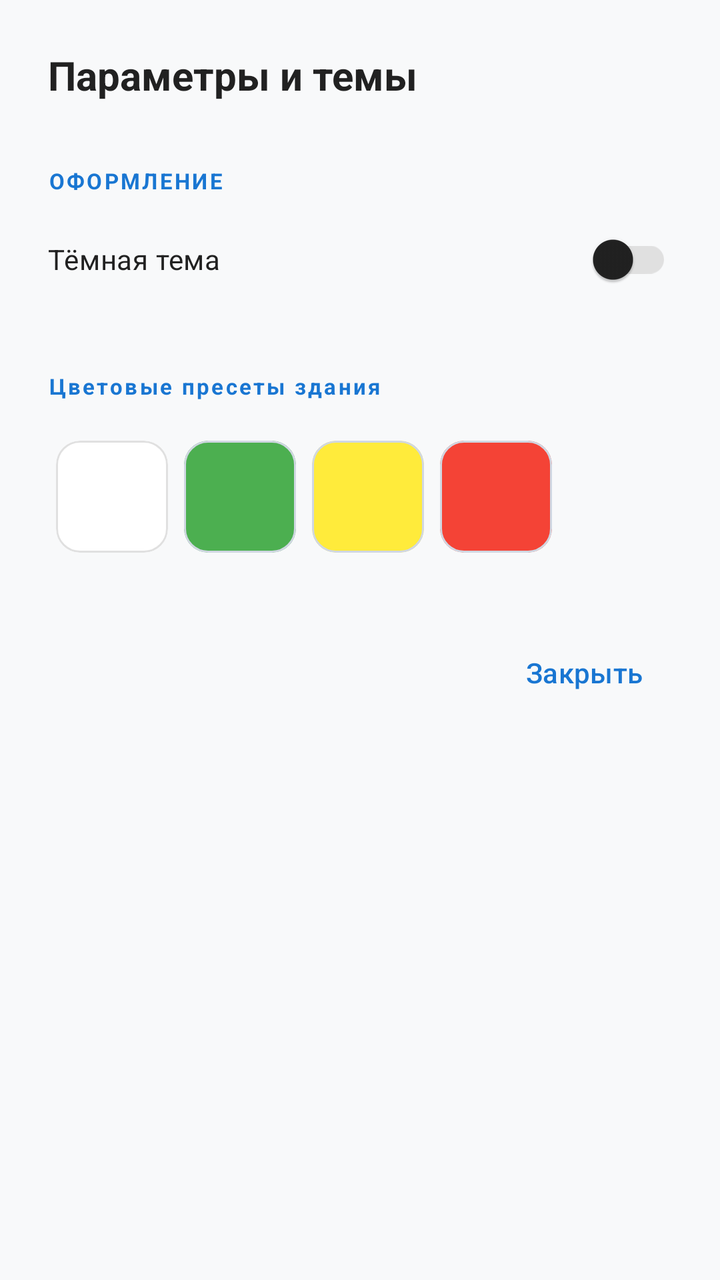
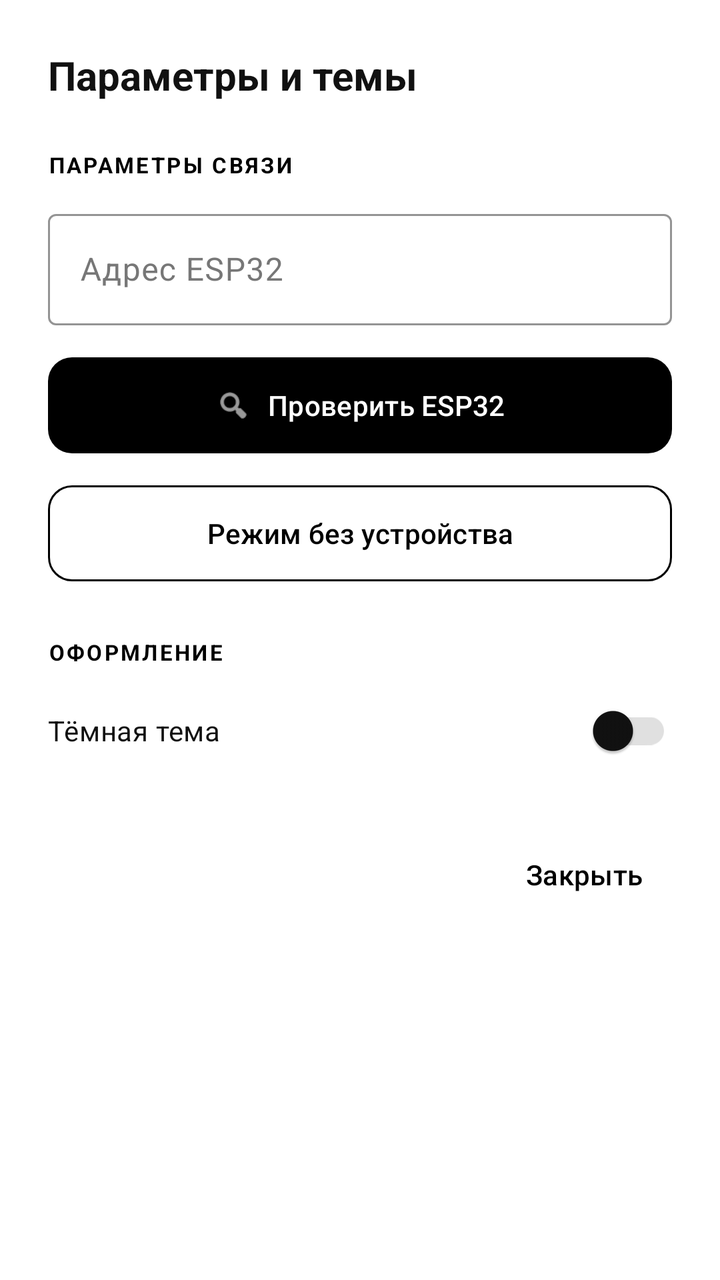

Compare the two renders of this Android layout. The source of the first and the diff that turns it into the second are given below.
<!-- AndroidManifest.xml: application theme Theme.ApplicationLedControl -->
<!-- res/layout/dialog_settings.xml -->
<?xml version="1.0" encoding="utf-8"?>
<LinearLayout xmlns:android="http://schemas.android.com/apk/res/android"
    xmlns:app="http://schemas.android.com/apk/res-auto"
    android:layout_width="match_parent"
    android:layout_height="wrap_content"
    android:background="?attr/colorSurface"
    android:orientation="vertical"
    android:padding="24dp">

    <TextView
        android:layout_width="wrap_content"
        android:layout_height="wrap_content"
        android:text="@string/settings_title"
        android:textColor="?attr/colorOnSurface"
        android:textSize="20sp"
        android:textStyle="bold" />

    <TextView
        android:layout_width="wrap_content"
        android:layout_height="wrap_content"
        android:layout_marginTop="32dp"
        android:text="@string/theme_section_title"
        android:textColor="?attr/colorPrimary"
        android:textSize="11sp"
        android:textStyle="bold"
        android:letterSpacing="0.1" />

    <com.google.android.material.switchmaterial.SwitchMaterial
        android:id="@+id/switchDarkMode"
        android:layout_width="match_parent"
        android:layout_height="wrap_content"
        android:layout_marginTop="8dp"
        android:text="@string/dark_theme"
        android:textColor="?attr/colorOnSurface" />

    <TextView
        android:layout_width="wrap_content"
        android:layout_height="wrap_content"
        android:layout_marginTop="32dp"
        android:text="@string/color_presets_title"
        android:textColor="?attr/colorPrimary"
        android:textSize="11sp"
        android:textStyle="bold"
        android:letterSpacing="0.1" />

    <android.widget.GridLayout
        android:layout_width="match_parent"
        android:layout_height="wrap_content"
        android:layout_marginTop="16dp"
        android:columnCount="4">

        <com.google.android.material.card.MaterialCardView
            android:id="@+id/btnColorDefault"
            android:layout_width="56dp"
            android:layout_height="56dp"
            android:layout_margin="4dp"
            android:clickable="true"
            android:focusable="true"
            app:cardBackgroundColor="@color/preset_white"
            app:cardCornerRadius="12dp"
            app:cardElevation="0dp"
            app:strokeColor="?attr/colorOutline"
            app:strokeWidth="1dp" />

        <com.google.android.material.card.MaterialCardView
            android:id="@+id/btnColorGreen"
            android:layout_width="56dp"
            android:layout_height="56dp"
            android:layout_margin="4dp"
            android:clickable="true"
            android:focusable="true"
            app:cardBackgroundColor="@color/preset_green"
            app:cardCornerRadius="12dp"
            app:cardElevation="0dp" />

        <com.google.android.material.card.MaterialCardView
            android:id="@+id/btnColorYellow"
            android:layout_width="56dp"
            android:layout_height="56dp"
            android:layout_margin="4dp"
            android:clickable="true"
            android:focusable="true"
            app:cardBackgroundColor="@color/preset_yellow"
            app:cardCornerRadius="12dp"
            app:cardElevation="0dp" />

        <com.google.android.material.card.MaterialCardView
            android:id="@+id/btnColorRed"
            android:layout_width="56dp"
            android:layout_height="56dp"
            android:layout_margin="4dp"
            android:clickable="true"
            android:focusable="true"
            app:cardBackgroundColor="@color/preset_red"
            app:cardCornerRadius="12dp"
            app:cardElevation="0dp" />
    </android.widget.GridLayout>

    <com.google.android.material.button.MaterialButton
        android:id="@+id/btnClose"
        style="@style/Widget.Material3.Button.TextButton"
        android:layout_width="wrap_content"
        android:layout_height="wrap_content"
        android:layout_gravity="end"
        android:layout_marginTop="32dp"
        android:text="@string/close" />

</LinearLayout>
<!-- resources referenced by this layout -->
<resources>
  <color name="preset_green">#4CAF50</color>
  <color name="preset_red">#F44336</color>
  <color name="preset_white">#FFFFFF</color>
  <color name="preset_yellow">#FFEB3B</color>
  <string name="close">Закрыть</string>
  <string name="color_presets_title">Цветовые пресеты здания</string>
  <string name="dark_theme">Тёмная тема</string>
  <string name="settings_title">Параметры и темы</string>
  <string name="theme_section_title">ОФОРМЛЕНИЕ</string>
  <style name="Theme.ApplicationLedControl" parent="Theme.Material3.DayNight.NoActionBar">
          
          <item name="colorPrimary">@color/brand_primary</item>
          <item name="colorOnPrimary">@color/white</item>
          <item name="colorPrimaryContainer">@color/brand_primary_container</item>
          <item name="colorOnPrimaryContainer">@color/on_primary_container</item>
          <item name="colorSecondary">@color/brand_primary</item>
          <item name="colorOnSecondary">@color/white</item>
          <item name="colorSecondaryContainer">@color/brand_primary_container</item>
          <item name="colorOnSecondaryContainer">@color/on_primary_container</item>
          <item name="colorTertiary">@color/brand_primary</item>
          <item name="colorOnTertiary">@color/white</item>
          <item name="colorTertiaryContainer">@color/brand_primary_container</item>
          <item name="colorOnTertiaryContainer">@color/on_primary_container</item>
          <item name="android:windowBackground">@color/app_background</item>
          <item name="colorSurface">@color/app_background</item>
          <item name="colorOnSurface">@color/on_surface_main</item>
          <item name="colorSurfaceVariant">@color/surface_panel</item>
          <item name="colorOnSurfaceVariant">@color/on_surface_sub</item>
          <item name="colorOutline">#E0E0E0</item>
          <item name="colorOutlineVariant">@color/outline_variant</item>
      </style>
  <color name="brand_primary">#1976D2</color>
  <color name="white">#FFFFFFFF</color>
  <color name="brand_primary_container">#D6E8FF</color>
  <color name="on_primary_container">#0D47A1</color>
  <color name="app_background">#F8F9FA</color>
  <color name="on_surface_main">#212121</color>
  <color name="surface_panel">#FFFFFF</color>
  <color name="on_surface_sub">#616161</color>
  <color name="outline_variant">#D0D7E2</color>
</resources>

<!-- the commit's change to res/layout/dialog_settings.xml (unified diff, before → after) -->
@@ -18,7 +18,61 @@
     <TextView
         android:layout_width="wrap_content"
         android:layout_height="wrap_content"
-        android:layout_marginTop="32dp"
+        android:layout_marginTop="24dp"
+        android:text="@string/connection_section_title"
+        android:textColor="?attr/colorPrimary"
+        android:textSize="11sp"
+        android:textStyle="bold"
+        android:letterSpacing="0.1" />
+
+    <com.google.android.material.textfield.TextInputLayout
+        android:layout_width="match_parent"
+        android:layout_height="wrap_content"
+        android:layout_marginTop="12dp"
+        android:hint="@string/esp32_host_label"
+        app:boxBackgroundMode="outline"
+        app:boxStrokeColor="?attr/colorPrimary">
+
+        <com.google.android.material.textfield.TextInputEditText
+            android:id="@+id/etEsp32Host"
+            android:layout_width="match_parent"
+            android:layout_height="wrap_content"
+            android:inputType="textUri"
+            android:singleLine="true"
+            android:textColor="?attr/colorOnSurface"
+            android:textColorHint="?attr/colorOnSurfaceVariant" />
+    </com.google.android.material.textfield.TextInputLayout>
+
+    <com.google.android.material.button.MaterialButton
+        android:id="@+id/btnConnect"
+        android:layout_width="match_parent"
+        android:layout_height="56dp"
+        android:layout_marginTop="12dp"
+        android:text="@string/connect_esp32"
+        app:backgroundTint="?attr/colorPrimary"
+        android:textColor="?attr/colorOnPrimary"
+        app:iconTint="?attr/colorOnPrimary"
+        app:icon="@android:drawable/ic_menu_search"
+        app:iconGravity="textStart"
+        android:maxLines="1"
+        app:cornerRadius="12dp" />
+
+    <com.google.android.material.button.MaterialButton
+        android:id="@+id/btnOfflineMode"
+        style="@style/Widget.Material3.Button.OutlinedButton"
+        android:layout_width="match_parent"
+        android:layout_height="56dp"
+        android:layout_marginTop="8dp"
+        android:text="@string/offline_mode_off"
+        app:strokeColor="?attr/colorPrimary"
+        android:textColor="?attr/colorPrimary"
+        android:maxLines="1"
+        app:cornerRadius="12dp" />
+
+    <TextView
+        android:layout_width="wrap_content"
+        android:layout_height="wrap_content"
+        android:layout_marginTop="24dp"
         android:text="@string/theme_section_title"
         android:textColor="?attr/colorPrimary"
         android:textSize="11sp"
@@ -33,76 +87,13 @@
         android:text="@string/dark_theme"
         android:textColor="?attr/colorOnSurface" />
 
-    <TextView
-        android:layout_width="wrap_content"
-        android:layout_height="wrap_content"
-        android:layout_marginTop="32dp"
-        android:text="@string/color_presets_title"
-        android:textColor="?attr/colorPrimary"
-        android:textSize="11sp"
-        android:textStyle="bold"
-        android:letterSpacing="0.1" />
-
-    <android.widget.GridLayout
-        android:layout_width="match_parent"
-        android:layout_height="wrap_content"
-        android:layout_marginTop="16dp"
-        android:columnCount="4">
-
-        <com.google.android.material.card.MaterialCardView
-            android:id="@+id/btnColorDefault"
-            android:layout_width="56dp"
-            android:layout_height="56dp"
-            android:layout_margin="4dp"
-            android:clickable="true"
-            android:focusable="true"
-            app:cardBackgroundColor="@color/preset_white"
-            app:cardCornerRadius="12dp"
-            app:cardElevation="0dp"
-            app:strokeColor="?attr/colorOutline"
-            app:strokeWidth="1dp" />
-
-        <com.google.android.material.card.MaterialCardView
-            android:id="@+id/btnColorGreen"
-            android:layout_width="56dp"
-            android:layout_height="56dp"
-            android:layout_margin="4dp"
-            android:clickable="true"
-            android:focusable="true"
-            app:cardBackgroundColor="@color/preset_green"
-            app:cardCornerRadius="12dp"
-            app:cardElevation="0dp" />
-
-        <com.google.android.material.card.MaterialCardView
-            android:id="@+id/btnColorYellow"
-            android:layout_width="56dp"
-            android:layout_height="56dp"
-            android:layout_margin="4dp"
-            android:clickable="true"
-            android:focusable="true"
-            app:cardBackgroundColor="@color/preset_yellow"
-            app:cardCornerRadius="12dp"
-            app:cardElevation="0dp" />
-
-        <com.google.android.material.card.MaterialCardView
-            android:id="@+id/btnColorRed"
-            android:layout_width="56dp"
-            android:layout_height="56dp"
-            android:layout_margin="4dp"
-            android:clickable="true"
-            android:focusable="true"
-            app:cardBackgroundColor="@color/preset_red"
-            app:cardCornerRadius="12dp"
-            app:cardElevation="0dp" />
-    </android.widget.GridLayout>
-
     <com.google.android.material.button.MaterialButton
         android:id="@+id/btnClose"
         style="@style/Widget.Material3.Button.TextButton"
         android:layout_width="wrap_content"
         android:layout_height="wrap_content"
         android:layout_gravity="end"
-        android:layout_marginTop="32dp"
+        android:layout_marginTop="24dp"
         android:text="@string/close" />
 
 </LinearLayout>
<!-- resource entries referenced after the edit -->
@@ -1,26 +1,25 @@
 <!-- resources referenced by this layout -->
 <resources>
-  <color name="preset_green">#4CAF50</color>
-  <color name="preset_red">#F44336</color>
-  <color name="preset_white">#FFFFFF</color>
-  <color name="preset_yellow">#FFEB3B</color>
   <string name="close">Закрыть</string>
-  <string name="color_presets_title">Цветовые пресеты здания</string>
+  <string name="connect_esp32">Проверить ESP32</string>
+  <string name="connection_section_title">ПАРАМЕТРЫ СВЯЗИ</string>
   <string name="dark_theme">Тёмная тема</string>
+  <string name="esp32_host_label">Адрес ESP32</string>
+  <string name="offline_mode_off">Режим без устройства</string>
   <string name="settings_title">Параметры и темы</string>
   <string name="theme_section_title">ОФОРМЛЕНИЕ</string>
   <style name="Theme.ApplicationLedControl" parent="Theme.Material3.DayNight.NoActionBar">
           
           <item name="colorPrimary">@color/brand_primary</item>
-          <item name="colorOnPrimary">@color/white</item>
+          <item name="colorOnPrimary">@color/brand_on_primary</item>
           <item name="colorPrimaryContainer">@color/brand_primary_container</item>
           <item name="colorOnPrimaryContainer">@color/on_primary_container</item>
           <item name="colorSecondary">@color/brand_primary</item>
-          <item name="colorOnSecondary">@color/white</item>
+          <item name="colorOnSecondary">@color/brand_on_primary</item>
           <item name="colorSecondaryContainer">@color/brand_primary_container</item>
           <item name="colorOnSecondaryContainer">@color/on_primary_container</item>
           <item name="colorTertiary">@color/brand_primary</item>
-          <item name="colorOnTertiary">@color/white</item>
+          <item name="colorOnTertiary">@color/brand_on_primary</item>
           <item name="colorTertiaryContainer">@color/brand_primary_container</item>
           <item name="colorOnTertiaryContainer">@color/on_primary_container</item>
           <item name="android:windowBackground">@color/app_background</item>
@@ -31,14 +30,14 @@
           <item name="colorOutline">#E0E0E0</item>
           <item name="colorOutlineVariant">@color/outline_variant</item>
       </style>
-  <color name="brand_primary">#1976D2</color>
-  <color name="white">#FFFFFFFF</color>
-  <color name="brand_primary_container">#D6E8FF</color>
-  <color name="on_primary_container">#0D47A1</color>
-  <color name="app_background">#F8F9FA</color>
-  <color name="on_surface_main">#212121</color>
-  <color name="surface_panel">#FFFFFF</color>
-  <color name="on_surface_sub">#616161</color>
-  <color name="outline_variant">#D0D7E2</color>
+  <color name="brand_primary">#000000</color>
+  <color name="brand_on_primary">#FFFFFF</color>
+  <color name="brand_primary_container">#EEEEEE</color>
+  <color name="on_primary_container">#000000</color>
+  <color name="app_background">#FFFFFF</color>
+  <color name="on_surface_main">#111111</color>
+  <color name="surface_panel">#F5F5F5</color>
+  <color name="on_surface_sub">#777777</color>
+  <color name="outline_variant">#E0E0E0</color>
 </resources>
 
